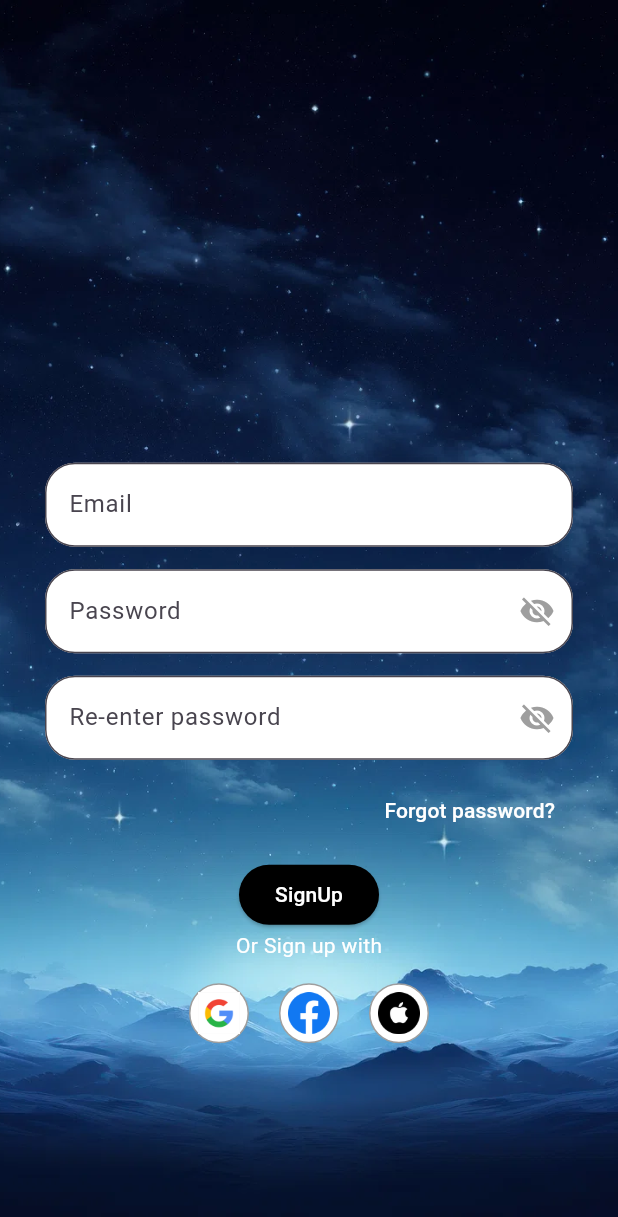
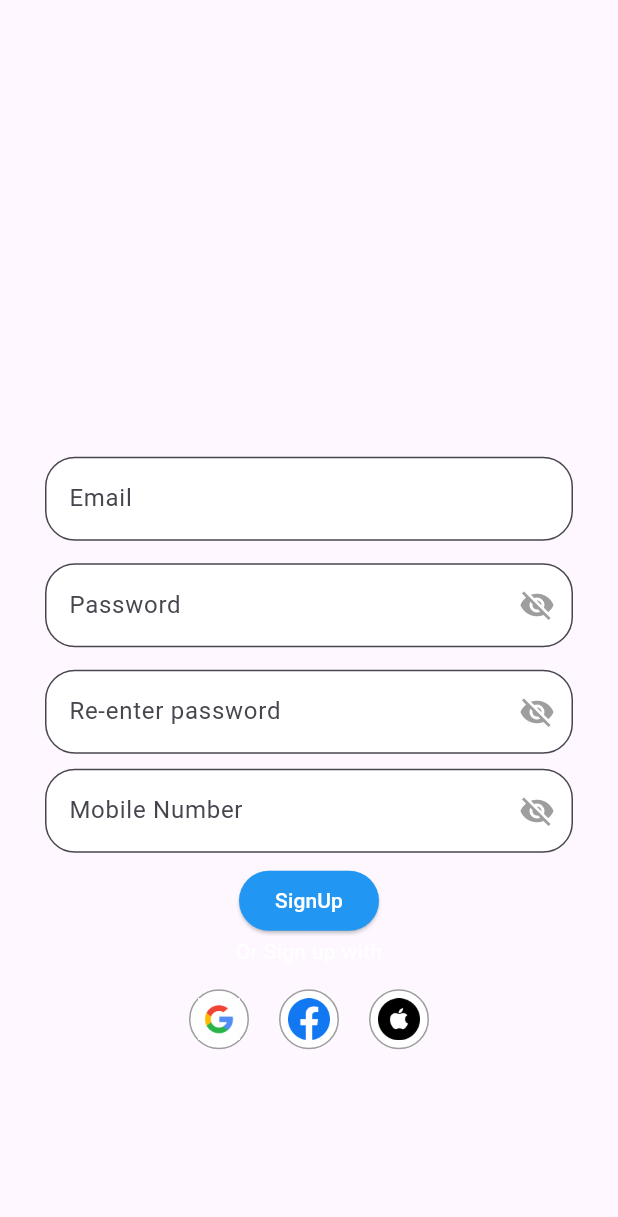
Before and after one commit to Riyadighe-03/signup_login_screens, a Flutter app: the screen it shows after launch, on a phone screen of 412 x 824 dp. Shown: the top 1217 px of the screen. Run offline on Flutter 3.47's test engine with Material 3 defaults, Android fonts, the phone set to English and light mode, and no system bars; our stand-ins replace firebase_auth, firebase_core; accounts and stored records are empty.

Commit message:
signup and login and OTP implementation

```diff
--- a/lib/signup.dart
+++ b/lib/signup.dart
@@ -1,6 +1,7 @@
 import 'package:firebase_auth/firebase_auth.dart';
 import 'package:flutter/material.dart';
 import 'package:second_project/login.dart';
+import 'package:second_project/otp.dart';
 
 class SignUp extends StatefulWidget {
   const SignUp({super.key});
@@ -26,9 +27,9 @@ class _HomeState extends State<SignUp> {
       body: Container(
         alignment: Alignment.center,
         decoration: const BoxDecoration(
-          image: DecorationImage(
-              image: AssetImage("assets/bac_signup.webp"), fit: BoxFit.cover),
-        ),
+            // image: DecorationImage(
+            //     image: AssetImage("assets/bac_signup.webp"), fit: BoxFit.cover),
+            ),
         child: SingleChildScrollView(
           padding: const EdgeInsets.only(left: 30, right: 30),
           child: Form(
@@ -112,7 +113,33 @@ class _HomeState extends State<SignUp> {
               const SizedBox(
                 height: 10,
               ),
-              Row(
+              TextFormField(
+                obscureText: !isVisible,
+                keyboardType: TextInputType.number,
+                decoration: InputDecoration(
+                    filled: true,
+                    fillColor: Colors.white,
+                    labelText: "Mobile Number",
+                    suffixIcon: IconButton(
+                        onPressed: () {
+                          setState(() {
+                            isVisible = !isVisible;
+                          });
+                        },
+                        icon: Icon(
+                            isVisible ? Icons.visibility : Icons.visibility_off,
+                            color: Colors.grey)),
+                    border: OutlineInputBorder(
+                      borderRadius: BorderRadius.circular(20),
+                    )),
+                validator: (value) {
+                  if (value == null || value.isEmpty) {
+                    return 'Mobile Number';
+                  }
+                  return null;
+                },
+              ),
+              /* Row(
                 mainAxisAlignment: MainAxisAlignment.end,
                 children: [
                   TextButton(
@@ -120,12 +147,12 @@ class _HomeState extends State<SignUp> {
                       child: const Text("Forgot password?",
                           style: TextStyle(color: Colors.white))),
                 ],
-              ),
+              ),*/
               const SizedBox(height: 8),
               Center(
                 child: ElevatedButton(
                   style: ElevatedButton.styleFrom(
-                    backgroundColor: Colors.black,
+                    backgroundColor: Colors.blue,
                   ),
                   onPressed: () async {
                     setState(() {
@@ -142,7 +169,7 @@ class _HomeState extends State<SignUp> {
 
                       if (newUser != null) {
                         Navigator.of(context).push(MaterialPageRoute(
-                            builder: (Buildcontext) => LogIn()));
+                            builder: (Buildcontext) => OTPScreen()));
                       }
                     } catch (e) {
                       print('Error: $e');
```
Also changed, not shown: lib/login.dart (+4 -4 lines), lib/otp.dart (added, +57 -0 lines), pubspec.yaml (+8 -2 lines), pubspec.lock, 3 other files.
